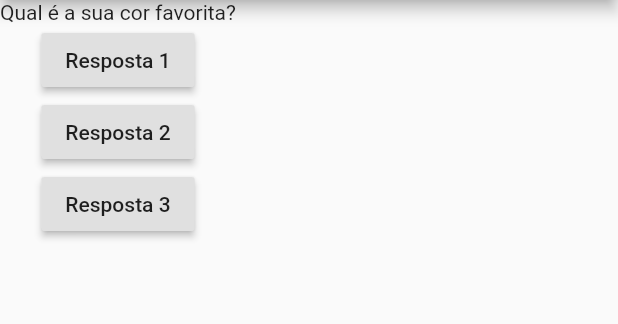
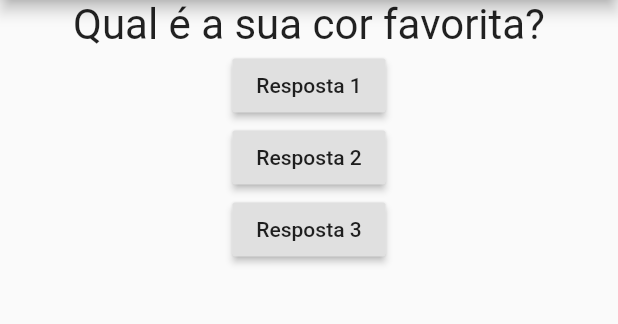
Before and after one commit to watilacosta/curso_flutter, a Flutter app: the screen it shows after launch, on a phone screen of 412 x 824 dp, the part 84-408 px from its top. Run offline on Flutter 3.47's test engine with Material 2 defaults, Android fonts, the phone set to English and light mode, and no system bars.

Commit message:
separando a classe questao em outro widget

```diff
--- a/lib/main.dart
+++ b/lib/main.dart
@@ -1,4 +1,5 @@
 import 'package:flutter/material.dart';
+import './questao.dart';
 
 main() => runApp(PerguntaApp());
 
@@ -27,7 +28,6 @@ class _PerguntaAppState extends State<PerguntaApp> {
       };
     }*/
 
-
     return MaterialApp(
       home: Scaffold(
         appBar: AppBar(
@@ -35,7 +35,7 @@ class _PerguntaAppState extends State<PerguntaApp> {
         ),
         body: Column(
           children: [
-            Text(perguntas[_perguntaSelecionada]),
+            Questao(perguntas[_perguntaSelecionada]),
             RaisedButton(
               onPressed: _responder,
               child: Text('Resposta 1'),
--- /dev/null
+++ b/lib/questao.dart
@@ -0,0 +1,21 @@
+import 'package:flutter/material.dart';
+
+class Questao extends StatelessWidget {
+
+  final String texto;
+
+  Questao(this.texto);
+
+  @override
+  Widget build(BuildContext context) {
+    return Center(
+      child: Text(
+        texto,
+        textAlign: TextAlign.center,
+        style: TextStyle(
+          fontSize: 28,
+        )
+      ),
+    );
+  }
+}
```
